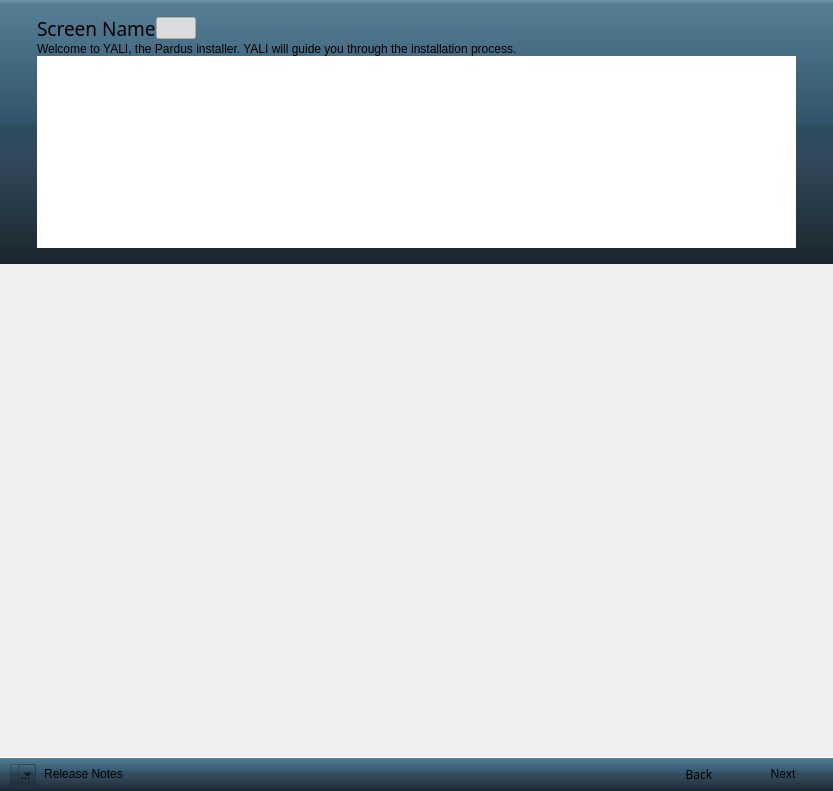
Old version of the form branches/yali/yali-proximate/yali/gui/Ui/main.ui in the repository pars-linux/uludag.
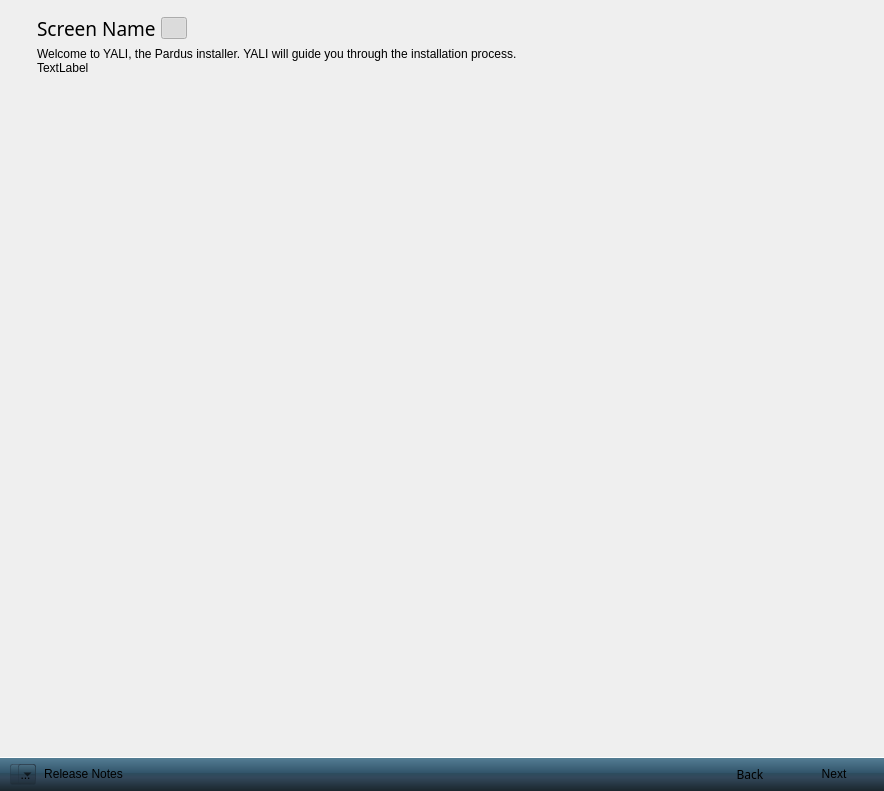
New version of the form. Icons and pictures are not drawn.

What changed in the file:
```diff
--- a/branches/yali/yali-proximate/yali/gui/Ui/main.ui
+++ b/branches/yali/yali-proximate/yali/gui/Ui/main.ui
@@ -6,7 +6,7 @@
    <rect>
     <x>0</x>
     <y>0</y>
-    <width>833</width>
+    <width>884</width>
     <height>791</height>
    </rect>
   </property>
@@ -47,8 +47,8 @@
             <rect>
              <x>0</x>
              <y>0</y>
-             <width>831</width>
-             <height>478</height>
+             <width>882</width>
+             <height>589</height>
             </rect>
            </property>
            <layout class="QGridLayout" name="gridLayout">
@@ -271,12 +271,7 @@
          </sizepolicy>
         </property>
         <property name="styleSheet">
-         <string notr="true">#frame_4{
-
-border:0px;
-background-color: qlineargradient(spread:pad, x1:0.5, y1:1, x2:0.5, y2:0, stop:0 rgba(26, 38, 45, 255), stop:0.398093 rgba(51, 72, 91, 255), stop:0.521739 rgba(45, 76, 94, 255), stop:0.531585 rgba(49, 84, 106, 255), stop:0.983696 rgba(85, 126, 149, 255), stop:1 rgba(120, 146, 172, 255));
-border-bottom: 1px solid rgba(0,0,0,10)
-}</string>
+         <string notr="true"/>
         </property>
         <property name="frameShape">
          <enum>QFrame::NoFrame</enum>
@@ -304,7 +299,7 @@
            </property>
            <property name="maximumSize">
             <size>
-             <width>70</width>
+             <width>64</width>
              <height>16777215</height>
             </size>
            </property>
@@ -355,6 +350,9 @@
          </item>
          <item row="0" column="1">
           <layout class="QGridLayout" name="gridLayout_4">
+           <property name="spacing">
+            <number>5</number>
+           </property>
            <item row="0" column="0" colspan="2">
             <widget class="QLabel" name="screenName">
              <property name="font">
@@ -395,6 +393,47 @@
              </property>
             </spacer>
            </item>
+           <item row="0" column="2">
+            <widget class="QPushButton" name="toggleHelp">
+             <property name="sizePolicy">
+              <sizepolicy hsizetype="Fixed" vsizetype="Maximum">
+               <horstretch>0</horstretch>
+               <verstretch>0</verstretch>
+              </sizepolicy>
+             </property>
+             <property name="maximumSize">
+              <size>
+               <width>26</width>
+               <height>16777215</height>
+              </size>
+             </property>
+             <property name="focusPolicy">
+              <enum>Qt::TabFocus</enum>
+             </property>
+             <property name="styleSheet">
+              <string notr="true"/>
+             </property>
+             <property name="text">
+              <string notr="true"/>
+             </property>
+             <property name="icon">
+              <iconset resource="../../data.qrc">
+               <normaloff>:/gui/pics/system-help.png</normaloff>:/gui/pics/system-help.png</iconset>
+             </property>
+             <property name="checkable">
+              <bool>true</bool>
+             </property>
+             <property name="checked">
+              <bool>true</bool>
+             </property>
+             <property name="default">
+              <bool>false</bool>
+             </property>
+             <property name="flat">
+              <bool>true</bool>
+             </property>
+            </widget>
+           </item>
            <item row="1" column="0" colspan="4">
             <widget class="QFrame" name="helpContentFrame">
              <property name="sizePolicy">
@@ -424,6 +463,12 @@
               </property>
               <item row="0" column="0">
                <widget class="QLabel" name="helpSummary">
+                <property name="sizePolicy">
+                 <sizepolicy hsizetype="Preferred" vsizetype="Fixed">
+                  <horstretch>0</horstretch>
+                  <verstretch>0</verstretch>
+                 </sizepolicy>
+                </property>
                 <property name="text">
                  <string>Welcome to YALI, the Pardus installer. YALI will guide you through the installation process.</string>
                 </property>
@@ -436,139 +481,27 @@
                </widget>
               </item>
               <item row="1" column="0">
-               <widget class="QTextBrowser" name="helpContent">
+               <widget class="QLabel" name="helpContent">
                 <property name="sizePolicy">
-                 <sizepolicy hsizetype="Preferred" vsizetype="Preferred">
+                 <sizepolicy hsizetype="Preferred" vsizetype="Minimum">
                   <horstretch>0</horstretch>
                   <verstretch>0</verstretch>
                  </sizepolicy>
                 </property>
-                <property name="minimumSize">
-                 <size>
-                  <width>0</width>
-                  <height>0</height>
-                 </size>
+                <property name="text">
+                 <string>TextLabel</string>
                 </property>
-                <property name="sizeIncrement">
-                 <size>
-                  <width>0</width>
-                  <height>0</height>
-                 </size>
+                <property name="alignment">
+                 <set>Qt::AlignLeading|Qt::AlignLeft|Qt::AlignTop</set>
                 </property>
-                <property name="baseSize">
-                 <size>
-                  <width>0</width>
-                  <height>0</height>
-                 </size>
-                </property>
-                <property name="font">
-                 <font>
-                  <pointsize>9</pointsize>
-                 </font>
-                </property>
-                <property name="styleSheet">
-                 <string notr="true">border:0px</string>
-                </property>
-                <property name="frameShape">
-                 <enum>QFrame::NoFrame</enum>
-                </property>
-                <property name="frameShadow">
-                 <enum>QFrame::Plain</enum>
-                </property>
-                <property name="lineWidth">
-                 <number>1</number>
-                </property>
-                <property name="verticalScrollBarPolicy">
-                 <enum>Qt::ScrollBarAsNeeded</enum>
-                </property>
-                <property name="horizontalScrollBarPolicy">
-                 <enum>Qt::ScrollBarAlwaysOff</enum>
-                </property>
-                <property name="autoFormatting">
-                 <set>QTextEdit::AutoNone</set>
-                </property>
-                <property name="tabChangesFocus">
-                 <bool>false</bool>
-                </property>
-                <property name="lineWrapMode">
-                 <enum>QTextEdit::WidgetWidth</enum>
-                </property>
-                <property name="lineWrapColumnOrWidth">
-                 <number>0</number>
-                </property>
-                <property name="readOnly">
+                <property name="wordWrap">
                  <bool>true</bool>
                 </property>
-                <property name="html">
-                 <string>&lt;!DOCTYPE HTML PUBLIC &quot;-//W3C//DTD HTML 4.0//EN&quot; &quot;http://www.w3.org/TR/REC-html40/strict.dtd&quot;&gt;
-&lt;html&gt;&lt;head&gt;&lt;meta name=&quot;qrichtext&quot; content=&quot;1&quot; /&gt;&lt;style type=&quot;text/css&quot;&gt;
-p, li { white-space: pre-wrap; }
-&lt;/style&gt;&lt;/head&gt;&lt;body style=&quot; font-family:'Sans Serif'; font-size:9pt; font-weight:400; font-style:normal;&quot;&gt;
-&lt;p style=&quot;-qt-paragraph-type:empty; margin-top:0px; margin-bottom:0px; margin-left:0px; margin-right:0px; -qt-block-indent:0; text-indent:0px;&quot;&gt;&lt;/p&gt;&lt;/body&gt;&lt;/html&gt;</string>
-                </property>
-                <property name="acceptRichText">
-                 <bool>true</bool>
-                </property>
-                <property name="cursorWidth">
-                 <number>1</number>
-                </property>
                </widget>
               </item>
              </layout>
             </widget>
            </item>
-           <item row="0" column="2">
-            <widget class="QPushButton" name="toggleHelp">
-             <property name="maximumSize">
-              <size>
-               <width>16777215</width>
-               <height>16777215</height>
-              </size>
-             </property>
-             <property name="focusPolicy">
-              <enum>Qt::TabFocus</enum>
-             </property>
-             <property name="styleSheet">
-              <string notr="true">#toggleHelp::flat:pressed{
-	border:1px solid  rgba(34, 49, 60, 100);/* rgba(175, 111, 130, 150);*/
-	border-radius:2px;
-	background-color: qlineargradient(spread:pad, x1:0.5, y1:1, x2:0.5, y2:0, stop:0 rgba(129, 3, 3, 255), stop:0.0192308 rgba(160, 35, 25, 255), stop:0.521739 rgba(166, 35, 29, 255), stop:0.531585 rgba(184, 46, 40, 255), stop:0.983696 rgba(168, 78, 74, 255), stop:1 rgba(210, 110, 110, 255))
-
-
-/*qlineargradient(spread:pad, x1:0.5, y1:1, x2:0.5, y2:0, stop:0 rgba(120, 146, 172, 255), stop:0.0155729 rgba(99, 141, 164, 255), stop:0.538376 rgba(49, 84, 106, 255), stop:1 rgba(51, 72, 91, 255))*/
-
-/*qlineargradient(spread:pad, x1:0.5, y1:1, x2:0.5, y2:0, stop:0 rgba(122, 44, 67, 255), stop:0.521739 rgba(182, 103, 126, 255), stop:0.527174 rgba(205, 130, 152, 255), stop:0.983696 rgba(234, 179, 195, 255), stop:1 rgba(255, 200, 216, 255))*/
-}
-
-#toggleHelp::flat:hover{
-	border:1px solid  rgba(34, 49, 60, 100);/* rgba(175, 111, 130, 150);*/
-	border-radius:2px;
-	background-color: qlineargradient(spread:pad, x1:0.5, y1:1, x2:0.5, y2:0, stop:0 rgba(129, 3, 3, 255), stop:0.0192308 rgba(160, 35, 25, 255), stop:0.521739 rgba(166, 35, 29, 255), stop:0.531585 rgba(184, 46, 40, 255), stop:0.983696 rgba(168, 78, 74, 255), stop:1 rgba(210, 110, 110, 255))
-
-
-/*qlineargradient(spread:pad, x1:0.5, y1:1, x2:0.5, y2:0, stop:0 rgba(120, 146, 172, 255), stop:0.0155729 rgba(99, 141, 164, 255), stop:0.538376 rgba(49, 84, 106, 255), stop:1 rgba(51, 72, 91, 255))*/
-
-/*qlineargradient(spread:pad, x1:0.5, y1:1, x2:0.5, y2:0, stop:0 rgba(122, 44, 67, 255), stop:0.521739 rgba(182, 103, 126, 255), stop:0.527174 rgba(205, 130, 152, 255), stop:0.983696 rgba(234, 179, 195, 255), stop:1 rgba(255, 200, 216, 255))*/
-}</string>
-             </property>
-             <property name="text">
-              <string notr="true"/>
-             </property>
-             <property name="icon">
-              <iconset resource="../../data.qrc">
-               <normaloff>:/gui/pics/help-about.png</normaloff>:/gui/pics/help-about.png</iconset>
-             </property>
-             <property name="checkable">
-              <bool>true</bool>
-             </property>
-             <property name="checked">
-              <bool>true</bool>
-             </property>
-             <property name="flat">
-              <bool>true</bool>
-             </property>
-            </widget>
-           </item>
           </layout>
          </item>
         </layout>
```
Left out of the diff: 9 changed lines with no effect on the pictures.
